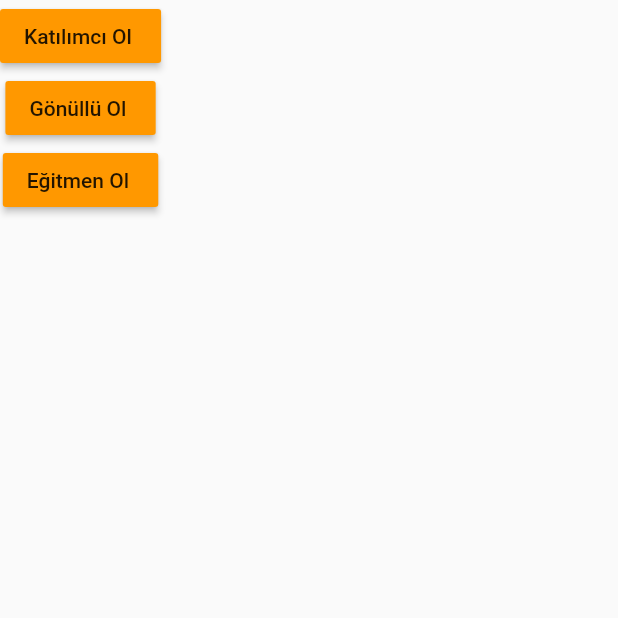
After one commit to DSC-Turkey/ProjectLuna, a Flutter app: the SelectRole screen opened directly, on a phone screen of 412 x 824 dp, the top half of it. The commit adds this screen. Run offline on Flutter 3.47's test engine with Material 2 defaults, Android fonts, the phone set to English and light mode, and no system bars; our stand-ins replace carousel_slider, cloud_firestore, firebase_auth, firebase_core, get, google_sign_in; accounts and stored records are empty; network calls fail.

Commit message:
agora imp half

```diff
--- a/lib/Enterence/ForgetPass.dart
+++ b/lib/Enterence/ForgetPass.dart
@@ -1,4 +1,4 @@
-import 'package:Luna/Enterence/RegisterPage.dart';
+import 'package:Luna/Enterence/SelectRole.dart';
 import 'package:Luna/GetX/FirabaseController.dart';
 import 'package:flutter/cupertino.dart';
 import 'package:flutter/material.dart';
@@ -69,8 +69,8 @@ class ForgotPassword extends GetWidget<FirebaseController> {
       ),
       bottomNavigationBar: GestureDetector(
           onTap: () {
-            Navigator.pushReplacement(context,
-                MaterialPageRoute(builder: (context) => RegisterPage()));
+            Navigator.pushReplacement(
+                context, MaterialPageRoute(builder: (context) => SelectRole()));
           },
           child: RichText(
             text: TextSpan(
--- a/lib/Enterence/Login.dart
+++ b/lib/Enterence/Login.dart
@@ -1,9 +1,9 @@
 import 'package:Luna/Enterence/ForgetPass.dart';
-import 'package:Luna/Enterence/RegisterPage.dart';
 import 'package:Luna/GetX/FirabaseController.dart';
 import 'package:Luna/Widgets/SocialLogin.dart';
 import 'package:flutter/cupertino.dart';
 import 'package:flutter/material.dart';
+import 'package:Luna/Enterence/SelectRole.dart';
 import 'package:get/get.dart';
 
 class LoginPage extends GetWidget<FirebaseController> {
@@ -127,7 +127,7 @@ class LoginPage extends GetWidget<FirebaseController> {
         ),
         bottomNavigationBar: GestureDetector(
           onTap: () {
-            Get.offAll(RegisterPage());
+            Get.offAll(SelectRole());
           },
           child: RichText(
               text: TextSpan(
--- a/lib/Enterence/RegisterPage.dart
+++ b/lib/Enterence/RegisterPage.dart
@@ -7,6 +7,8 @@ import 'package:flutter/material.dart';
 import 'package:get/get.dart';
 
 class RegisterPage extends GetWidget<FirebaseController> {
+  final String role;
+  RegisterPage(this.role);
   String firstn, lastn, email, pass;
   final _formKey = GlobalKey<FormState>();
   @override
@@ -188,6 +190,6 @@ class RegisterPage extends GetWidget<FirebaseController> {
   }
 
   void registerUser() {
-    controller.createUser(firstn, lastn, email, pass);
+    controller.createUser(firstn, lastn, email, pass, role);
   }
 }
--- /dev/null
+++ b/lib/Enterence/SelectRole.dart
@@ -0,0 +1,41 @@
+import 'package:Luna/Enterence/RegisterPage.dart';
+import "package:flutter/material.dart";
+import 'package:get/get.dart';
+
+class SelectRole extends StatelessWidget {
+  @override
+  Widget build(BuildContext context) {
+    return Container(
+      color: Colors.red,
+      child: SafeArea(
+        child: Scaffold(
+          body: Column(
+            children: [
+              RaisedButton(
+                onPressed: () => Get.offAll(
+                  RegisterPage("katilimci"),
+                ),
+                child: Text("Katılımcı Ol "),
+                color: Colors.orange,
+              ),
+              RaisedButton(
+                onPressed: () => Get.offAll(
+                  RegisterPage("gonullu"),
+                ),
+                child: Text("Gönüllü Ol "),
+                color: Colors.orange,
+              ),
+              RaisedButton(
+                onPressed: () => Get.offAll(
+                  RegisterPage("egitmen"),
+                ),
+                child: Text("Eğitmen Ol "),
+                color: Colors.orange,
+              ),
+            ],
+          ),
+        ),
+      ),
+    );
+  }
+}
--- a/lib/Widgets/SocialLogin.dart
+++ b/lib/Widgets/SocialLogin.dart
@@ -11,7 +11,7 @@ class SocialSignWidgetRow extends GetWidget<FirebaseController> {
         RaisedButton(
           onPressed: () {
             print("Google Clicked");
-            controller.google_signIn();
+            controller.googleSignInMetot();
           },
           color: Colors.green,
           child: Text("google"),
--- a/pubspec.yaml
+++ b/pubspec.yaml
@@ -22,6 +22,8 @@ dependencies:
   share: ^0.6.5+4
   cupertino_icons: ^1.0.0
   carousel_slider: ^2.1.0
+  permission_handler: ^5.1.0+2
+  agora_rtc_engine: ^3.2.1
 
 dev_dependencies:
   flutter_test:
```
Also changed, not shown: lib/Constants/strings.dart (added, +8 -0 lines), lib/GetX/FirabaseController.dart (+24 -16 lines), lib/func/callFunc.dart (added, +39 -0 lines), lib/models/call.dart (added, +46 -0 lines), lib/pages/gonullu/profile.dart (+11 -1 lines), lib/pages/callScreen/pickup/pickupLayout.dart (added), lib/pages/callScreen/pickup/pickupScreen.dart (added), pubspec.lock, 2 other files.
